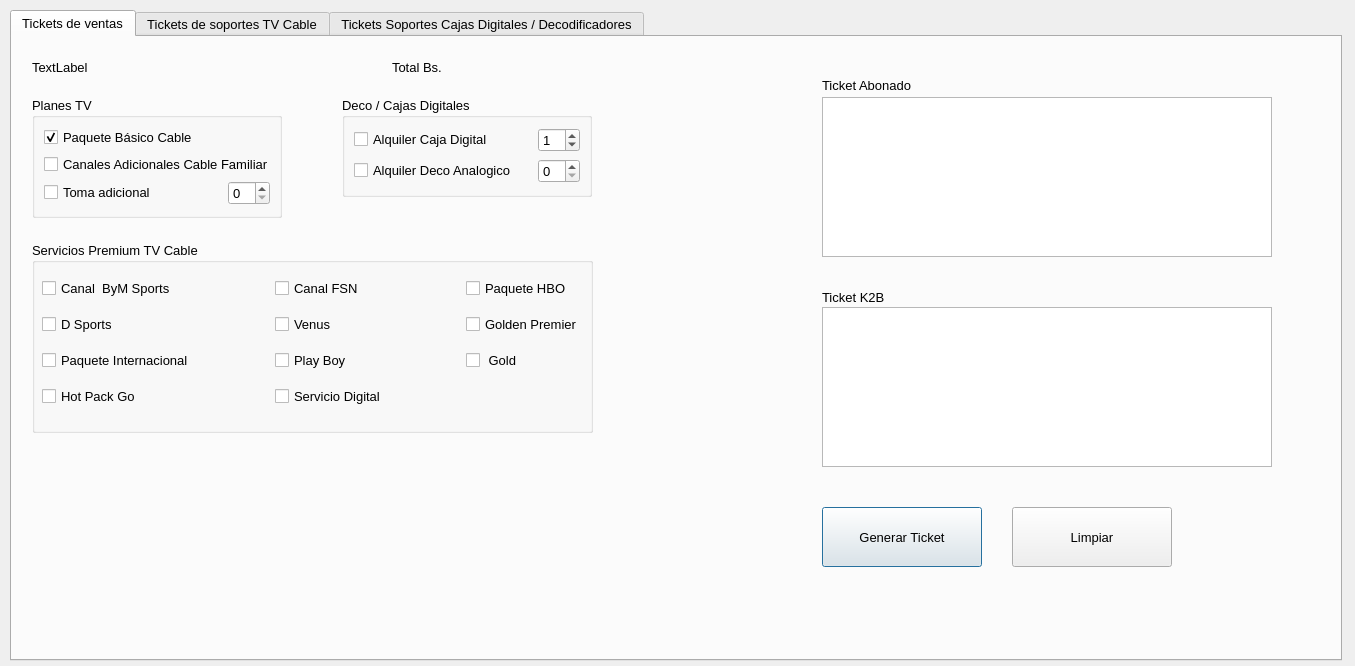
ceeck65/assistent-inter-app, file modules/Hfc/hfc_tv.ui: the form before one commit.
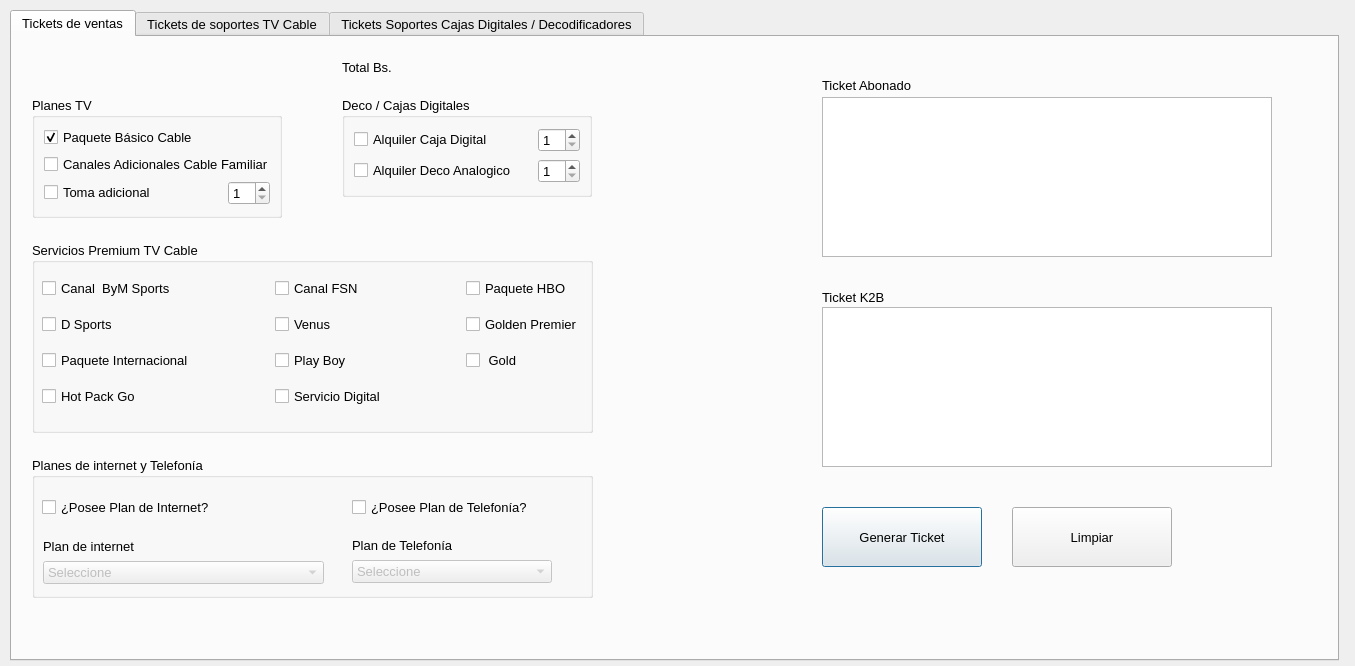
The form after the commit. Icons and pictures are not drawn.

```diff
--- a/modules/Hfc/hfc_tv.ui
+++ b/modules/Hfc/hfc_tv.ui
@@ -18,7 +18,7 @@
     <rect>
      <x>10</x>
      <y>10</y>
-     <width>1332</width>
+     <width>1329</width>
      <height>651</height>
     </rect>
    </property>
@@ -138,7 +138,11 @@
            </spacer>
           </item>
           <item>
-           <widget class="QSpinBox" name="hfc_tv_aditional_cable_qty"/>
+           <widget class="QSpinBox" name="hfc_tv_aditional_cable_qty">
+            <property name="minimum">
+             <number>1</number>
+            </property>
+           </widget>
           </item>
          </layout>
         </item>
@@ -279,24 +283,6 @@
       </layout>
      </widget>
     </widget>
-    <widget class="QLabel" name="lblPriceReferentialDolarDTH">
-     <property name="geometry">
-      <rect>
-       <x>20</x>
-       <y>20</y>
-       <width>671</width>
-       <height>20</height>
-      </rect>
-     </property>
-     <property name="font">
-      <font>
-       <pointsize>10</pointsize>
-      </font>
-     </property>
-     <property name="text">
-      <string>TextLabel</string>
-     </property>
-    </widget>
     <widget class="QGroupBox" name="groupBox_2">
      <property name="geometry">
       <rect>
@@ -341,6 +327,9 @@
           </item>
           <item>
            <widget class="QSpinBox" name="hfc_tv_deco_digital_qyt">
+            <property name="minimum">
+             <number>1</number>
+            </property>
             <property name="value">
              <number>1</number>
             </property>
@@ -373,7 +362,11 @@
          </spacer>
         </item>
         <item>
-         <widget class="QSpinBox" name="hfc_tv_deco_analogy_qty"/>
+         <widget class="QSpinBox" name="hfc_tv_deco_analogy_qty">
+          <property name="minimum">
+           <number>1</number>
+          </property>
+         </widget>
         </item>
        </layout>
       </item>
@@ -382,10 +375,10 @@
     <widget class="QLabel" name="lbl_total_dth">
      <property name="geometry">
       <rect>
-       <x>380</x>
-       <y>20</y>
-       <width>201</width>
-       <height>20</height>
+       <x>330</x>
+       <y>10</y>
+       <width>471</width>
+       <height>41</height>
       </rect>
      </property>
      <property name="font">
@@ -497,6 +490,139 @@
       <string>Ticket K2B</string>
      </property>
     </widget>
+    <widget class="QGroupBox" name="groupBox_8">
+     <property name="geometry">
+      <rect>
+       <x>20</x>
+       <y>420</y>
+       <width>561</width>
+       <height>141</height>
+      </rect>
+     </property>
+     <property name="title">
+      <string>Planes de internet y Telefonía</string>
+     </property>
+     <widget class="QWidget" name="layoutWidget">
+      <property name="geometry">
+       <rect>
+        <x>320</x>
+        <y>80</y>
+        <width>221</width>
+        <height>46</height>
+       </rect>
+      </property>
+      <layout class="QVBoxLayout" name="verticalLayout_6">
+       <item>
+        <widget class="QLabel" name="label_6">
+         <property name="text">
+          <string>Plan de Telefonía</string>
+         </property>
+        </widget>
+       </item>
+       <item>
+        <widget class="QComboBox" name="comboBox_2">
+         <property name="enabled">
+          <bool>false</bool>
+         </property>
+         <property name="maximumSize">
+          <size>
+           <width>200</width>
+           <height>500</height>
+          </size>
+         </property>
+         <item>
+          <property name="text">
+           <string>Seleccione</string>
+          </property>
+         </item>
+        </widget>
+       </item>
+      </layout>
+     </widget>
+     <widget class="QCheckBox" name="is_internet_hfc">
+      <property name="geometry">
+       <rect>
+        <x>10</x>
+        <y>40</y>
+        <width>211</width>
+        <height>21</height>
+       </rect>
+      </property>
+      <property name="text">
+       <string>¿Posee Plan de Internet?</string>
+      </property>
+     </widget>
+     <widget class="QCheckBox" name="checkBox_2">
+      <property name="geometry">
+       <rect>
+        <x>320</x>
+        <y>40</y>
+        <width>211</width>
+        <height>21</height>
+       </rect>
+      </property>
+      <property name="text">
+       <string>¿Posee Plan de Telefonía?</string>
+      </property>
+     </widget>
+     <widget class="QWidget" name="">
+      <property name="geometry">
+       <rect>
+        <x>11</x>
+        <y>81</y>
+        <width>281</width>
+        <height>46</height>
+       </rect>
+      </property>
+      <layout class="QVBoxLayout" name="verticalLayout_2">
+       <item>
+        <widget class="QLabel" name="label_2">
+         <property name="text">
+          <string>Plan de internet</string>
+         </property>
+        </widget>
+       </item>
+       <item>
+        <widget class="QComboBox" name="combo_internet_hfc">
+         <property name="enabled">
+          <bool>false</bool>
+         </property>
+         <property name="maximumSize">
+          <size>
+           <width>300</width>
+           <height>500</height>
+          </size>
+         </property>
+         <item>
+          <property name="text">
+           <string>Seleccione</string>
+          </property>
+         </item>
+        </widget>
+       </item>
+      </layout>
+     </widget>
+    </widget>
+    <widget class="QTextEdit" name="ticket_ab_hfc_tv">
+     <property name="geometry">
+      <rect>
+       <x>810</x>
+       <y>60</y>
+       <width>450</width>
+       <height>160</height>
+      </rect>
+     </property>
+    </widget>
+    <widget class="QTextEdit" name="ticket_k2b_hfc_tv">
+     <property name="geometry">
+      <rect>
+       <x>810</x>
+       <y>270</y>
+       <width>450</width>
+       <height>160</height>
+      </rect>
+     </property>
+    </widget>
    </widget>
    <widget class="QWidget" name="tab_2">
     <attribute name="icon">
```
Left out of the diff: 32 changed lines with no effect on the pictures.
